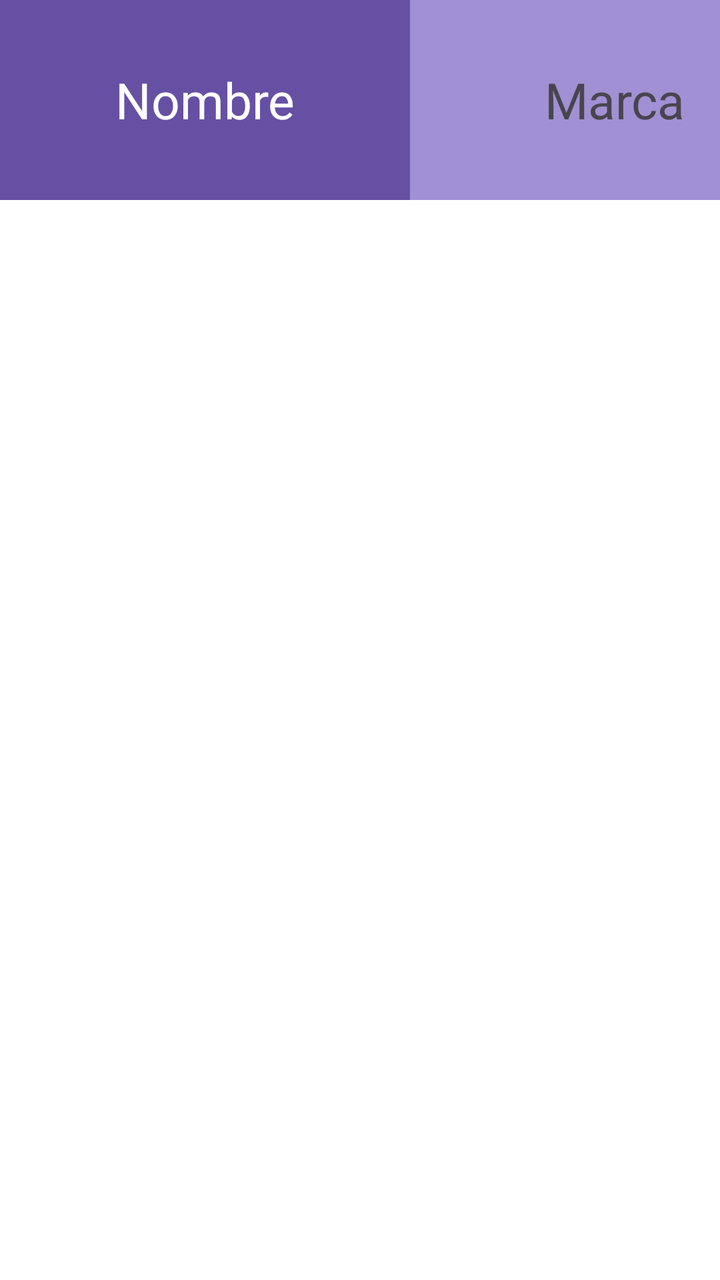
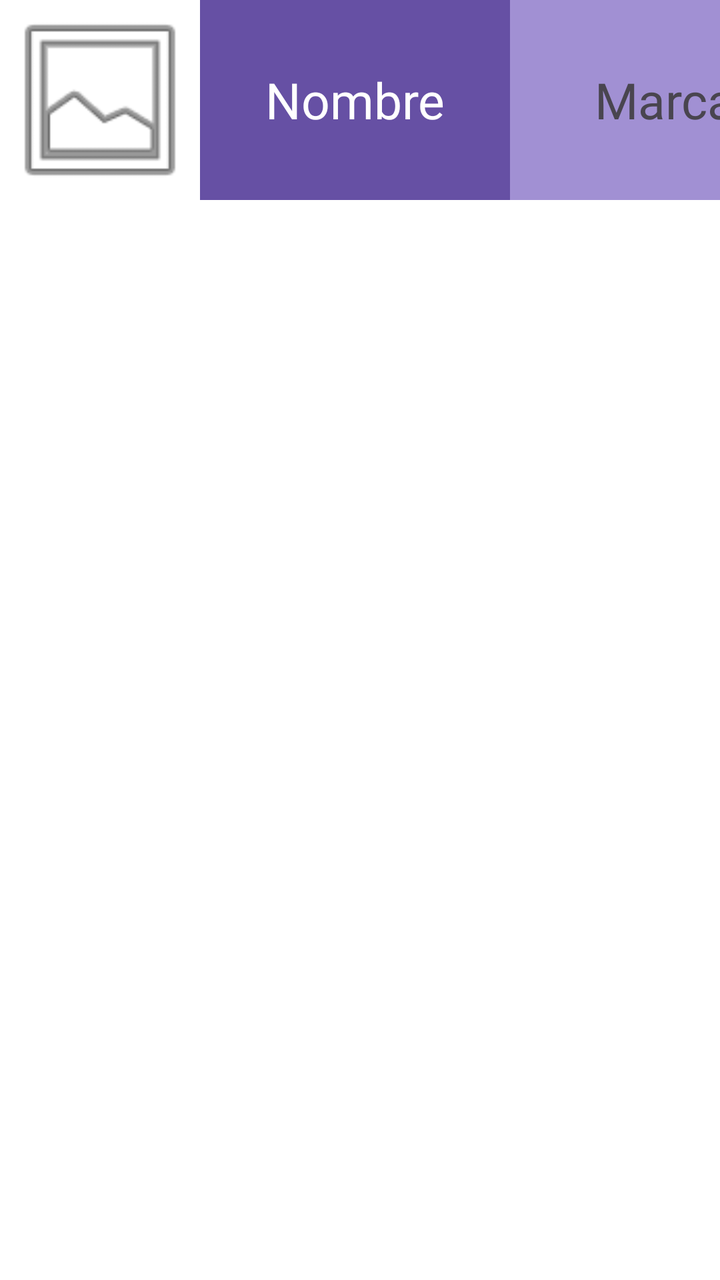

Compare the two renders of this Android layout. The source of the first and the diff that turns it into the second are given below.
<!-- AndroidManifest.xml: application theme Theme.Chocolate -->
<!-- res/layout/item_holder.xml -->
<?xml version="1.0" encoding="utf-8"?>
<LinearLayout xmlns:android="http://schemas.android.com/apk/res/android"
    android:orientation="horizontal"
    android:layout_width="match_parent"
    android:layout_height="wrap_content"
    android:background="@color/white">

    <TextView
        android:gravity="center"
        android:fontFamily="@font/fuente"
        android:id="@+id/txtNombre"
        android:textSize="25sp"
        android:text="Nombre"
        android:textColor="@color/white"
        android:background="#6650A4"
        android:layout_width="205dp"
        android:layout_height="100dp"
/>

    <TextView
        android:gravity="center"
        android:fontFamily="@font/fuente"
        android:id="@+id/txtMarca"
        android:textSize="25sp"
        android:text="Marca"
        android:background="#A190D3"
        android:layout_width="205dp"
        android:layout_height="100dp"

/>

</LinearLayout>
<!-- resources referenced by this layout -->
<resources>
  <color name="white">#FFFFFFFF</color>
  <style name="Theme.Chocolate" parent="Base.Theme.Chocolate" />
  <style name="Base.Theme.Chocolate" parent="Theme.Material3.DayNight.NoActionBar">
          
          
      </style>
</resources>

<!-- the commit's change to res/layout/item_holder.xml (unified diff, before → after) -->
@@ -5,6 +5,12 @@
     android:layout_height="wrap_content"
     android:background="@color/white">
 
+    <ImageView
+        android:layout_width="100dp"
+        android:layout_height="100dp"
+        android:src="@android:drawable/ic_menu_gallery"
+        android:scaleType="centerCrop"
+        android:contentDescription="Ícono chocolate" />
     <TextView
         android:gravity="center"
         android:fontFamily="@font/fuente"
@@ -13,7 +19,7 @@
         android:text="Nombre"
         android:textColor="@color/white"
         android:background="#6650A4"
-        android:layout_width="205dp"
+        android:layout_width="155dp"
         android:layout_height="100dp"
 />
 
@@ -24,7 +30,7 @@
         android:textSize="25sp"
         android:text="Marca"
         android:background="#A190D3"
-        android:layout_width="205dp"
+        android:layout_width="155dp"
         android:layout_height="100dp"
 
 />
